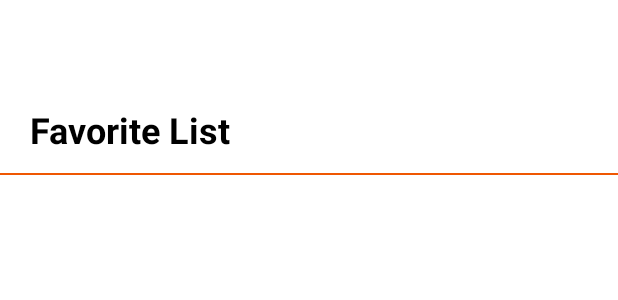
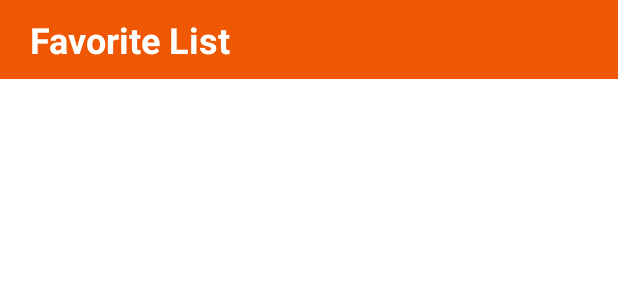
Before and after one commit to KTHanie/DoAn, an Android app: the layout fragment_fav.xml on its own in the app's theme, with its tools: preview values and no code run, on a phone screen of 412 x 824 dp. Shown: the top 300 px of the screen. Run offline under Robolectric (Android 15) with nearby library versions, the phone set to English and light mode, and no system bars.

Commit message:
Lại là giao diện

```diff
--- a/app/src/main/java/com/doan/MainActivity.java
+++ b/app/src/main/java/com/doan/MainActivity.java
@@ -73,7 +73,7 @@ public class MainActivity extends AppCompatActivity {
                     loadFragment(f);
                     return true;
                 case R.id.navigation_dashboard:
-                    getSupportActionBar().show();
+                    getSupportActionBar().hide();
                     f= new FavFragment();
                     loadFragment(f);
                     return true;
--- a/app/src/main/res/layout/fragment_fav.xml
+++ b/app/src/main/res/layout/fragment_fav.xml
@@ -3,33 +3,31 @@
     xmlns:tools="http://schemas.android.com/tools"
     android:id="@+id/favList"
     android:layout_width="match_parent"
-    android:layout_marginTop="60dp"
     android:layout_height="match_parent"
     tools:context=".FavFragment">
 
     <!-- TODO: Update blank fragment layout -->
+    <LinearLayout
+        android:layout_width="match_parent"
+        android:layout_height="wrap_content"
+        android:background="@color/orange"
+        android:orientation="vertical">
         <TextView
             android:id="@+id/textView"
             android:layout_width="wrap_content"
             android:layout_height="wrap_content"
             android:layout_marginLeft="20dp"
             android:layout_marginTop="10dp"
+            android:layout_marginBottom="10dp"
             android:text="Favorite List"
             android:textAllCaps="false"
-        android:textColor="@color/black"
+            android:textColor="@color/white"
             android:textSize="24sp"
             android:textStyle="bold" />
-
-    <LinearLayout
-        android:layout_width="match_parent"
-        android:layout_height="1dp"
-        android:layout_marginTop="55dp"
-        android:background="@color/orange"
-        android:orientation="vertical"></LinearLayout>
+    </LinearLayout>
 
     <ListView
-        android:layout_marginBottom="50dp"
-        android:layout_marginTop="70dp"
+        android:layout_marginTop="60dp"
         android:id="@+id/favlst"
         android:layout_width="match_parent"
         android:layout_height="match_parent" />
--- a/app/src/main/res/layout/fragment_home.xml
+++ b/app/src/main/res/layout/fragment_home.xml
@@ -16,6 +16,6 @@
         android:layout_width="match_parent"
         android:layout_height="match_parent"
         android:layout_marginTop="20dp"
-        android:layout_marginBottom="50dp"/>
+        />
 
 </androidx.constraintlayout.widget.ConstraintLayout>
```
Also changed, not shown: app/src/main/java/com/doan/Fragment_Pro.java (+1 -17 lines). Lines whose indentation alone changed are shown as unchanged.
